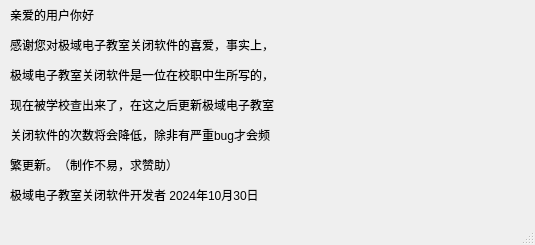
Above: stop.ui from qingfangcomputer/E-classroom_shutdown_software before the change. Below: the same form after it.
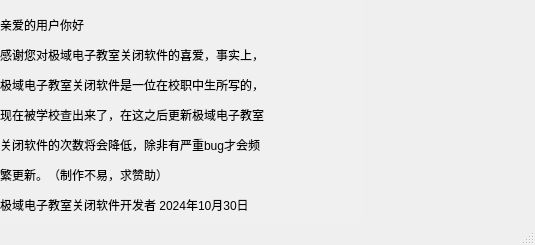
That is the form after the change. Icons and pictures are not drawn.

Diff of the .ui file:
```diff
--- a/stop.ui
+++ b/stop.ui
@@ -13,21 +13,25 @@
   <property name="windowTitle">
    <string>开发者留言</string>
   </property>
+  <property name="styleSheet">
+   <string notr="true">background-image: url(:/wallpaper_white.jpg);</string>
+  </property>
   <widget class="QWidget" name="centralwidget">
    <widget class="QLabel" name="label">
     <property name="geometry">
      <rect>
-      <x>10</x>
+      <x>0</x>
       <y>0</y>
-      <width>351</width>
-      <height>211</height>
+      <width>361</width>
+      <height>231</height>
      </rect>
     </property>
     <property name="styleSheet">
-     <string notr="true">font: 12pt &quot;Microsoft YaHei UI&quot;;</string>
+     <string notr="true">background-color: #F0F0F0;
+font: 12pt &quot;Microsoft YaHei UI&quot;;</string>
     </property>
     <property name="text">
-     <string>&lt;html&gt;&lt;head/&gt;&lt;body&gt;&lt;p&gt;亲爱的用户你好&lt;/p&gt;&lt;p&gt;感谢您对极域电子教室关闭软件的喜爱，事实上，&lt;/p&gt;&lt;p&gt;极域电子教室关闭软件是一位在校职中生所写的，&lt;/p&gt;&lt;p&gt;现在被学校查出来了，在这之后更新极域电子教室&lt;/p&gt;&lt;p&gt;关闭软件的次数将会降低，除非有严重bug才会频&lt;/p&gt;&lt;p&gt;繁更新。（制作不易，求赞助）&lt;/p&gt;&lt;p&gt;极域电子教室关闭软件开发者 2024年10月30日&lt;/p&gt;&lt;/body&gt;&lt;/html&gt;</string>
+     <string>&lt;html&gt;&lt;head/&gt;&lt;body&gt;&lt;p&gt; 亲爱的用户你好&lt;/p&gt;&lt;p&gt; 感谢您对极域电子教室关闭软件的喜爱，事实上，&lt;/p&gt;&lt;p&gt; 极域电子教室关闭软件是一位在校职中生所写的，&lt;/p&gt;&lt;p&gt; 现在被学校查出来了，在这之后更新极域电子教室&lt;/p&gt;&lt;p&gt; 关闭软件的次数将会降低，除非有严重bug才会频&lt;/p&gt;&lt;p&gt; 繁更新。（制作不易，求赞助）&lt;/p&gt;&lt;p&gt; 极域电子教室关闭软件开发者 2024年10月30日&lt;/p&gt;&lt;/body&gt;&lt;/html&gt;</string>
     </property>
    </widget>
    <widget class="QLabel" name="label_2">
```
Left out of the diff: 2 changed lines with no effect on the pictures.
